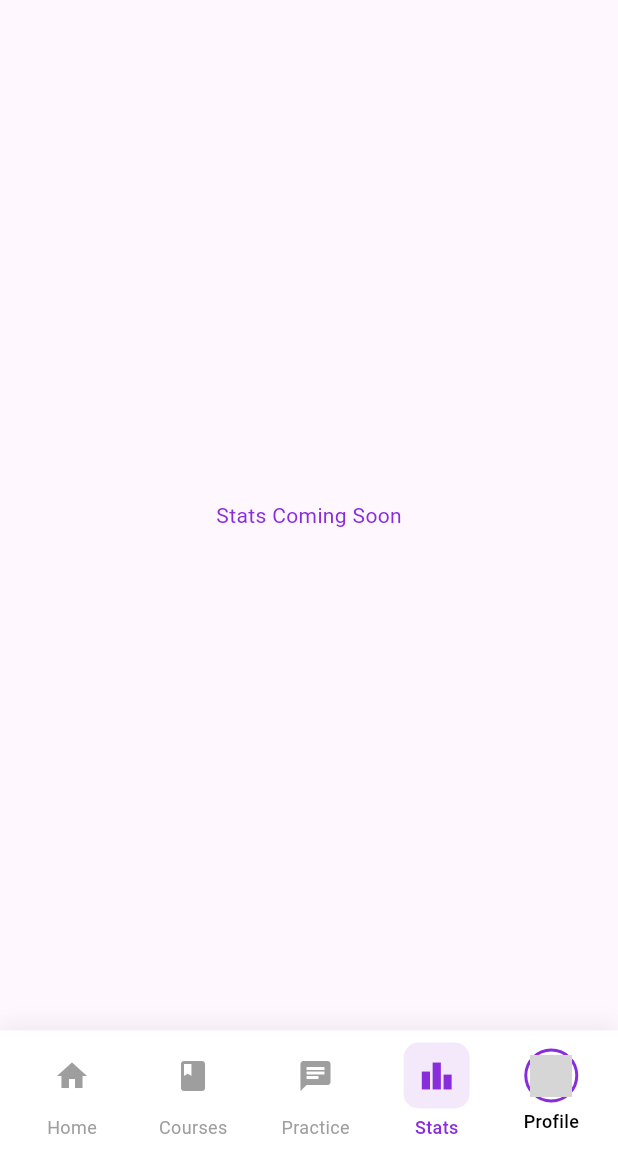
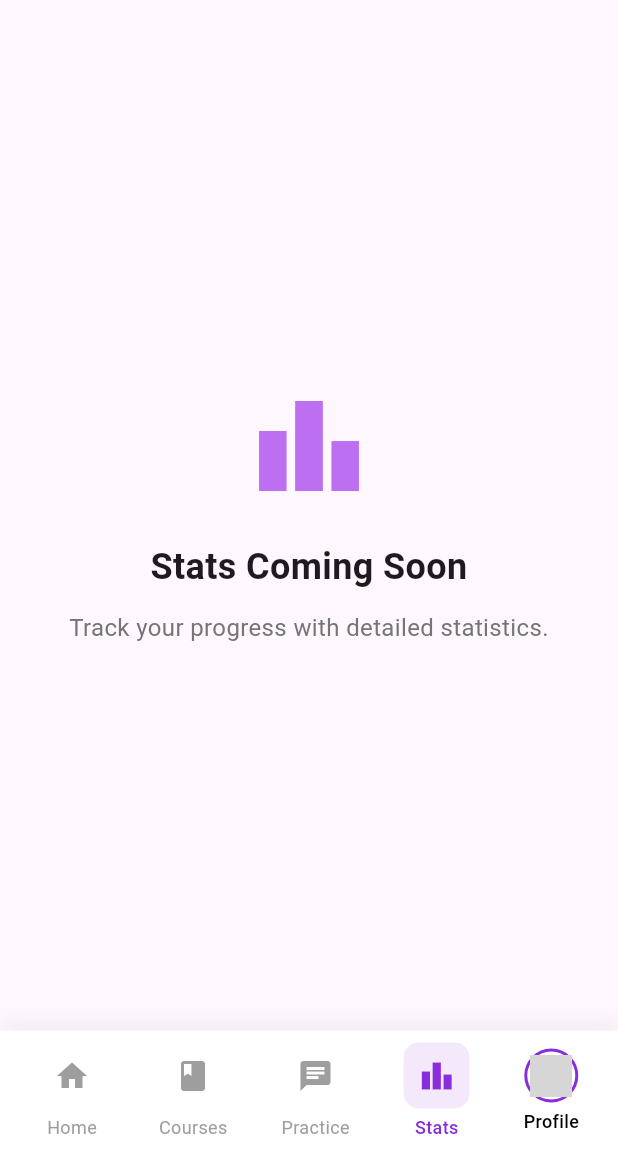
Before and after one commit to kichuman28/ielts, a Flutter app: the screen it shows once a user with an empty profile is signed in, item 4 of the bottom bar chosen, on a phone screen of 412 x 824 dp, the part 84-1236 px from its top. Run offline on Flutter 3.47's test engine with Material 3 defaults, Android fonts, the phone set to English and light mode, and no system bars; our stand-ins replace cloud_firestore, firebase_auth, firebase_core, google_sign_in; accounts and stored records are empty; network calls fail; grey boxes are pictures that could not be loaded.

Commit message:
Refactor home screen to replace placeholder text with a reusable empty state widget, enhancing UI consistency and user experience.

```diff
--- a/lib/screens/home_screen.dart
+++ b/lib/screens/home_screen.dart
@@ -41,13 +41,25 @@ class _HomeScreenState extends State<HomeScreen> {
             _buildHomeContent(context, authProvider),
 
             // Courses Page Content
-            Center(child: Text('Courses Coming Soon', style: TextStyle(color: AppConstants.accentColor))),
+            _buildEmptyStateWidget(
+              'Courses Coming Soon',
+              'We are working hard to bring you the best IELTS courses.',
+              Icons.book,
+            ),
 
             // Practice Page Content
-            Center(child: Text('Practice Coming Soon', style: TextStyle(color: AppConstants.accentColor))),
+            _buildEmptyStateWidget(
+              'Practice Coming Soon',
+              'Interactive practice sessions will be available soon.',
+              Icons.chat,
+            ),
 
             // Stats Page Content
-            Center(child: Text('Stats Coming Soon', style: TextStyle(color: AppConstants.accentColor))),
+            _buildEmptyStateWidget(
+              'Stats Coming Soon',
+              'Track your progress with detailed statistics.',
+              Icons.leaderboard,
+            ),
           ],
         ),
       ),
@@ -58,6 +70,42 @@ class _HomeScreenState extends State<HomeScreen> {
             _currentIndex = index;
           });
         },
+      ),
+    );
+  }
+
+  Widget _buildEmptyStateWidget(String title, String subtitle, IconData icon) {
+    return Center(
+      child: Padding(
+        padding: EdgeInsets.all(AppConstants.defaultPadding * 2),
+        child: Column(
+          mainAxisAlignment: MainAxisAlignment.center,
+          children: [
+            Icon(
+              icon,
+              size: 80,
+              color: AppConstants.lightAccentColor,
+            ),
+            const SizedBox(height: 24),
+            Text(
+              title,
+              style: const TextStyle(
+                fontSize: 24,
+                fontWeight: FontWeight.bold,
+              ),
+              textAlign: TextAlign.center,
+            ),
+            const SizedBox(height: 12),
+            Text(
+              subtitle,
+              style: TextStyle(
+                fontSize: 16,
+                color: Colors.grey.shade600,
+              ),
+              textAlign: TextAlign.center,
+            ),
+          ],
+        ),
       ),
     );
   }
@@ -81,12 +129,14 @@ class _HomeScreenState extends State<HomeScreen> {
                     authProvider.userPhotoUrl != null
                         ? CircleAvatar(
                             radius: 30,
-                            backgroundImage: NetworkImage(authProvider.userPhotoUrl!),
+                            backgroundImage: _buildUserProfileImage(
+                                authProvider.userPhotoUrl!),
                           )
                         : CircleAvatar(
                             radius: 30,
                             backgroundColor: AppConstants.lightAccentColor,
-                            child: const Icon(Icons.person, size: 35, color: Colors.white),
+                            child: const Icon(Icons.person,
+                                size: 35, color: Colors.white),
                           ),
                     const SizedBox(width: 16),
                     // User info
@@ -161,6 +211,10 @@ class _HomeScreenState extends State<HomeScreen> {
       ),
     );
   }
+
+  ImageProvider _buildUserProfileImage(String url) {
+    return NetworkImage(url);
+  }
 }
 
 // Module card widget for the home screen
```
